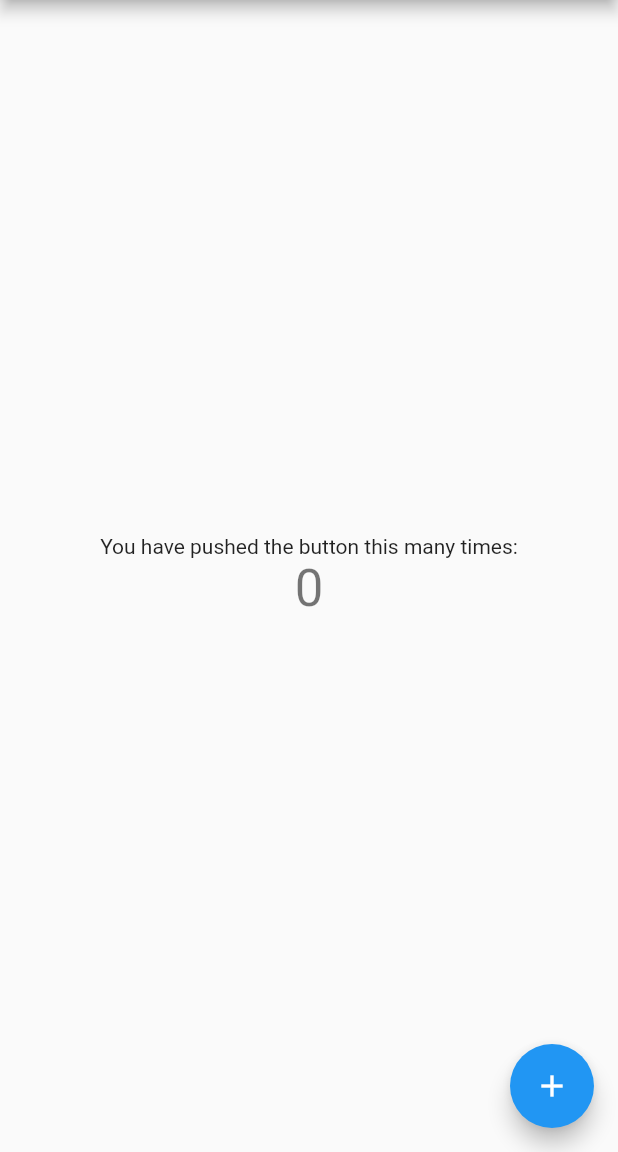
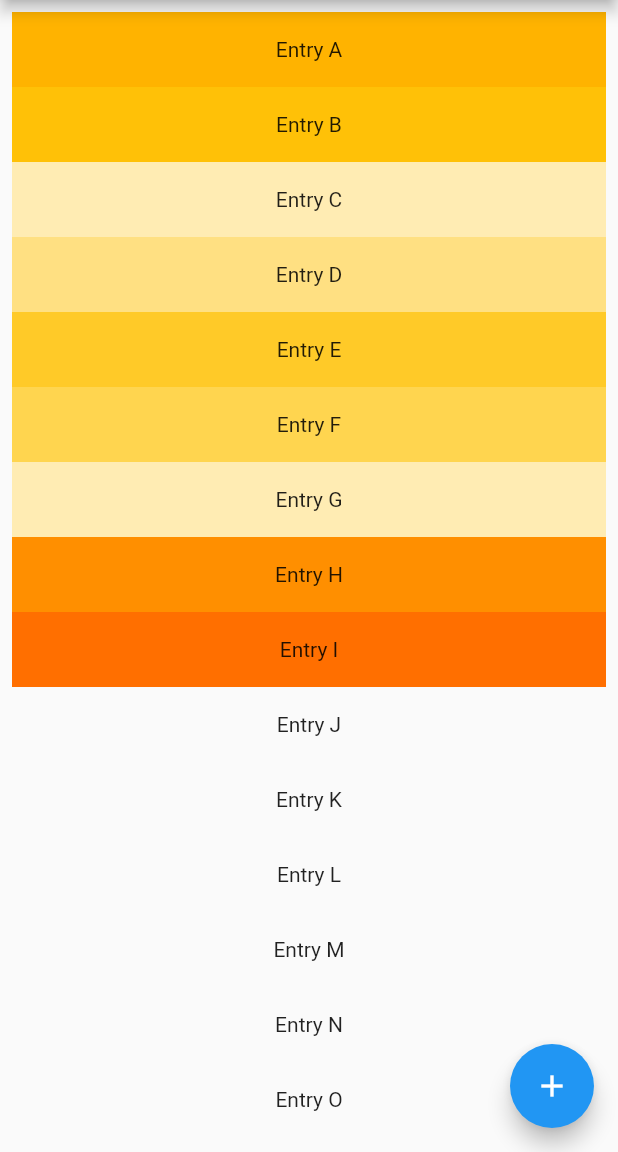
Before and after one commit to pabloyepes/Python_AppiumFlutterDriver, a Flutter app: the screen it shows after launch, on a phone screen of 412 x 824 dp, the part 84-1236 px from its top. Run offline on Flutter 3.47's test engine with Material 2 defaults, Android fonts, the phone set to English and light mode, and no system bars; missing offline and left inert: flutter_driver.

```diff
--- a/lib/main.dart
+++ b/lib/main.dart
@@ -50,6 +50,8 @@ class MyHomePage extends StatefulWidget {
 
 class _MyHomePageState extends State<MyHomePage> {
   int _counter = 0;
+  List<String> entries = <String>['A', 'B', 'C', 'D', 'E', 'F', 'G', 'H', 'I', 'J', 'K', 'L', 'M', 'N', 'O'];
+  List<int> colorCodes = <int>[600, 500, 100, 200, 400, 300, 100, 800, 900, 1200, 1500, 1300, 1800, 1900, 2000];
 
   void _incrementCounter() {
     setState(() {
@@ -68,21 +70,17 @@ class _MyHomePageState extends State<MyHomePage> {
       appBar: AppBar(
         title: Text(widget.title),
       ),
-      body: Center(
-        child: Column(
-          mainAxisAlignment: MainAxisAlignment.center,
-          children: <Widget>[
-            Text(
-              'You have pushed the button this many times:',
-            ),
-            Text(
-              '$_counter',
-              style: Theme.of(context).textTheme.headline4,
-              key: Key('counter'),
-            ),
-          ],
-        ),
-      ),
+      body: ListView.builder(
+          padding: const EdgeInsets.all(8),
+          itemCount: entries.length,
+          itemBuilder: (BuildContext context, int index) {
+            return Container(
+              height: 50,
+              color: Colors.amber[colorCodes[index]],
+              child: Center(child: Text('Entry ${entries[index]}')),
+            );
+          }),
+
       floatingActionButton: FloatingActionButton(
         key: Key('increment'), // To pvidide a key to detect the elemenet
         onPressed: _incrementCounter,
```
Also changed, not shown: 1 other file.
